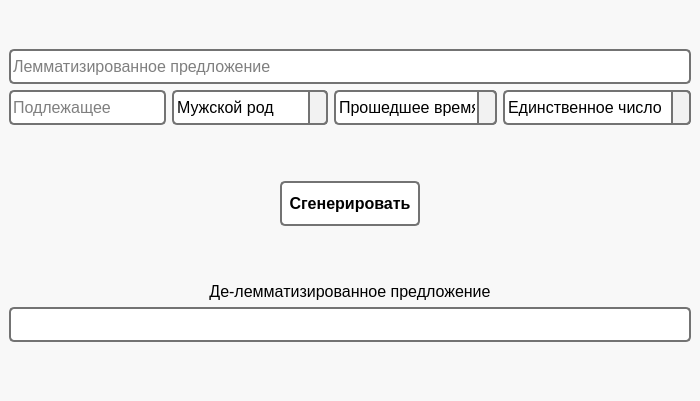
The window that ui/design.ui (Klemma/ML_Project) describes before a commit, drawn with Qt 5.
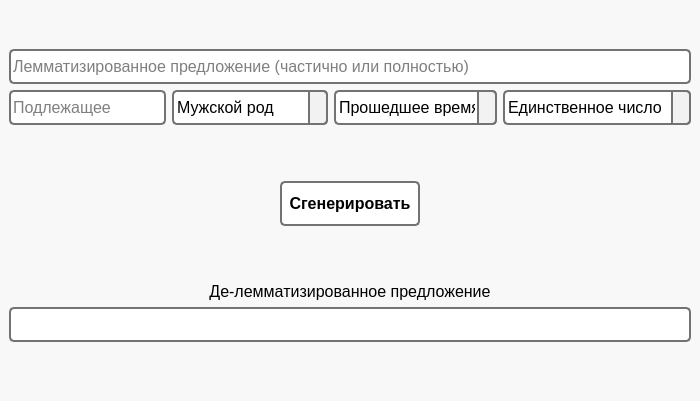
The same window after the commit. Icons and pictures are not drawn.

The edit to the form file:
```diff
--- a/ui/design.ui
+++ b/ui/design.ui
@@ -87,7 +87,7 @@
 }</string>
           </property>
           <property name="placeholderText">
-           <string>Лемматизированное предложение</string>
+           <string>Лемматизированное предложение (частично или полностью)</string>
           </property>
          </widget>
         </item>
```
